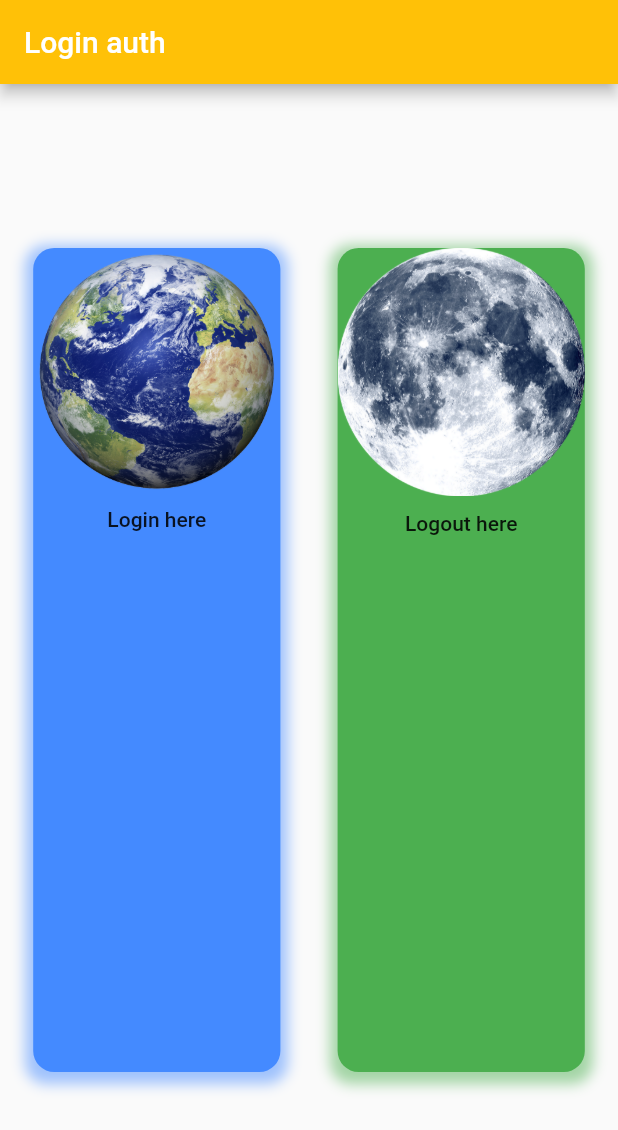
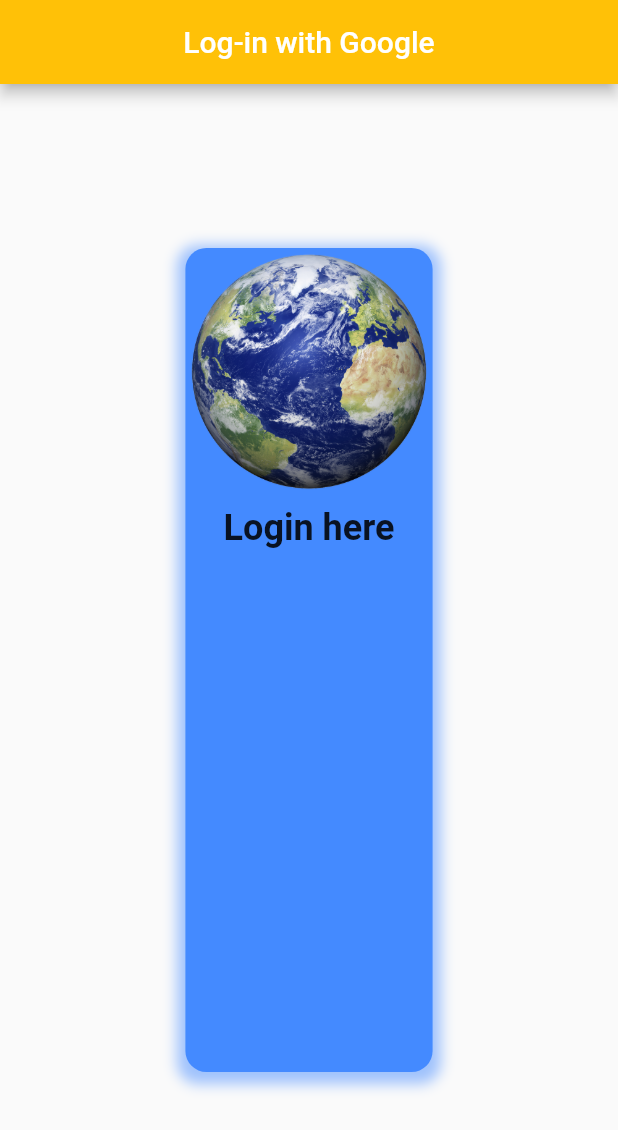
Before and after one commit to efesozen7/geolocator, a Flutter app: the screen it shows after launch, on a phone screen of 412 x 824 dp. Shown: the top 1130 px of the screen. Run offline on Flutter 3.47's test engine with Material 2 defaults, Android fonts, the phone set to English and light mode, and no system bars; our stand-ins replace firebase_auth, firebase_core, google_sign_in; accounts and stored records are empty.

Commit message:
feat: login logout completed

```diff
--- a/lib/auth.dart
+++ b/lib/auth.dart
@@ -19,4 +19,9 @@ class AuthProvider extends ChangeNotifier {
     await FirebaseAuth.instance.signInWithCredential(credential);
     notifyListeners();
   }
+
+  void googleLogout() async {
+    await auth.disconnect();
+    FirebaseAuth.instance.signOut();
+  }
 }
--- a/lib/login_page.dart
+++ b/lib/login_page.dart
@@ -7,14 +7,26 @@ class LoginPage extends StatelessWidget {
 
   @override
   Widget build(BuildContext context) {
-    return Center(
-      child: Row(
-        mainAxisAlignment: MainAxisAlignment.spaceEvenly,
-        crossAxisAlignment: CrossAxisAlignment.center,
-        children: [
-          LoginButton(icon: Image(image: AssetImage("assets/planet.png")), title: Text("Login here"), color: Colors.blueAccent),
-          LoginButton(icon: Image(image: AssetImage("assets/moon.png")), title: Text("Logout here"), color: Colors.green)
-        ],
+    return Scaffold(
+      appBar: AppBar(
+        title: Text("Log-in with Google"),
+        centerTitle: true,
+        backgroundColor: Colors.amber,
+      ),
+      body: Center(
+        child: Row(
+          mainAxisAlignment: MainAxisAlignment.spaceEvenly,
+          crossAxisAlignment: CrossAxisAlignment.center,
+          children: [
+            LoginButton(
+                icon: Image(image: AssetImage("assets/planet.png")),
+                title: Text(
+                  "Login here",
+                  style: TextStyle(fontWeight: FontWeight.bold, fontSize: 24),
+                ),
+                color: Colors.blueAccent),
+          ],
+        ),
       ),
     );
   }
--- a/lib/main.dart
+++ b/lib/main.dart
@@ -1,5 +1,7 @@
+import 'package:firebase_auth/firebase_auth.dart';
 import 'package:firebase_core/firebase_core.dart';
 import 'package:flutter/material.dart';
+import 'package:geolocator_flutter/MapPage.dart';
 import 'package:geolocator_flutter/auth.dart';
 import 'package:geolocator_flutter/login_page.dart';
 import 'package:provider/provider.dart';
@@ -30,17 +32,16 @@ class MyApp extends StatelessWidget {
             // is not restarted.
             primarySwatch: Colors.blue,
           ),
-        home: Scaffold(
-            appBar: AppBar(
-              title: Text("Login auth"),
-              backgroundColor: Colors.amber,
-            ),
-            body: Builder(
-              builder: (BuildContext newContext) {
+          home: StreamBuilder(
+            stream: FirebaseAuth.instance.authStateChanges(),
+            builder: (newContext, snapshot) {
+              if (snapshot.hasData) {
+                return MapPage();
+              } else {
                 return LoginPage();
+              }
             },
           )),
-      ),
     );
   }
 }
```
Also changed, not shown: lib/MapPage.dart (added, +46 -0 lines). Lines whose indentation alone changed are shown as unchanged.
